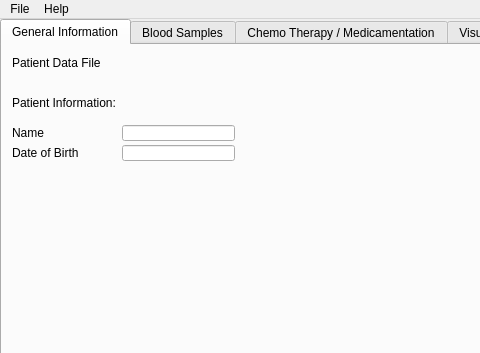
Old version of the form mainwindow.ui in the repository svenwml/Leuki; both pictures show x 0 to 480 and y 0 to 353 of the 800 by 600 pixel window.
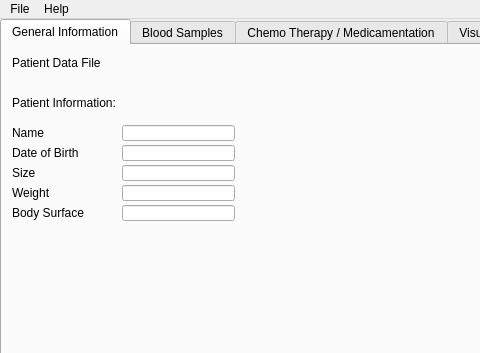
New version of the form. Custom widgets are drawn as their Qt base class.

Commit message: add body surface, size and weight to patient data

What changed in the file:
```diff
--- a/mainwindow.ui
+++ b/mainwindow.ui
@@ -115,6 +115,75 @@
        <string>Patient Information:</string>
       </property>
      </widget>
+     <widget class="QLabel" name="label_6">
+      <property name="geometry">
+       <rect>
+        <x>10</x>
+        <y>120</y>
+        <width>81</width>
+        <height>16</height>
+       </rect>
+      </property>
+      <property name="text">
+       <string>Size</string>
+      </property>
+     </widget>
+     <widget class="QLabel" name="label_7">
+      <property name="geometry">
+       <rect>
+        <x>10</x>
+        <y>140</y>
+        <width>81</width>
+        <height>16</height>
+       </rect>
+      </property>
+      <property name="text">
+       <string>Weight</string>
+      </property>
+     </widget>
+     <widget class="QLineEdit" name="lineEditPatientSize">
+      <property name="geometry">
+       <rect>
+        <x>120</x>
+        <y>120</y>
+        <width>113</width>
+        <height>16</height>
+       </rect>
+      </property>
+     </widget>
+     <widget class="QLineEdit" name="lineEditPatientWeight">
+      <property name="geometry">
+       <rect>
+        <x>120</x>
+        <y>140</y>
+        <width>113</width>
+        <height>16</height>
+       </rect>
+      </property>
+     </widget>
+     <widget class="QLabel" name="label_8">
+      <property name="geometry">
+       <rect>
+        <x>10</x>
+        <y>160</y>
+        <width>81</width>
+        <height>16</height>
+       </rect>
+      </property>
+      <property name="text">
+       <string>Body Surface</string>
+      </property>
+     </widget>
+     <widget class="QLineEdit" name="lineEditPatientBodySurface">
+      <property name="geometry">
+       <rect>
+        <x>120</x>
+        <y>160</y>
+        <width>113</width>
+        <height>16</height>
+       </rect>
+      </property>
+     </widget>
     </widget>
     <widget class="QWidget" name="tab_2">
      <attribute name="title">
```
The commit also changes 3 other files.
